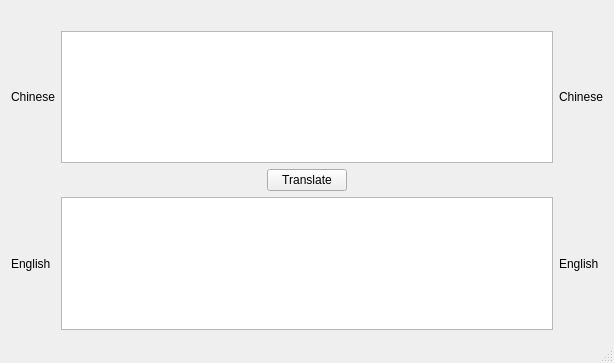
This is mainwindow.ui in jjzhang166/MyTranslater as Qt 5 draws it before an edit. The edited form follows.
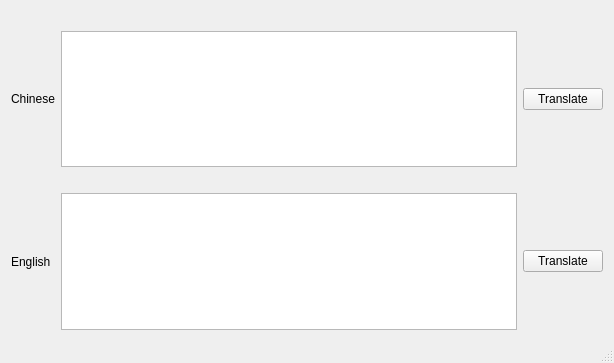
This is the edited form.

```diff
--- a/mainwindow.ui
+++ b/mainwindow.ui
@@ -68,39 +68,19 @@
           </property>
          </spacer>
         </item>
-        <item>
-         <widget class="QPushButton" name="pushButton">
-          <property name="text">
-           <string>Translate</string>
-          </property>
-         </widget>
-        </item>
-        <item>
-         <spacer name="horizontalSpacer">
-          <property name="orientation">
-           <enum>Qt::Horizontal</enum>
-          </property>
-          <property name="sizeHint" stdset="0">
-           <size>
-            <width>40</width>
-            <height>20</height>
-           </size>
-          </property>
-         </spacer>
-        </item>
        </layout>
       </item>
       <item row="2" column="2">
-       <widget class="QLabel" name="label_3">
+       <widget class="QPushButton" name="btnTranslateAB">
         <property name="text">
-         <string>Chinese</string>
+         <string>Translate</string>
         </property>
        </widget>
       </item>
       <item row="4" column="2">
-       <widget class="QLabel" name="label_4">
+       <widget class="QPushButton" name="btnTranslateBA">
         <property name="text">
-         <string>English</string>
+         <string>Translate</string>
         </property>
        </widget>
       </item>
```
Left out of the diff: 4 changed lines with no effect on the pictures.
